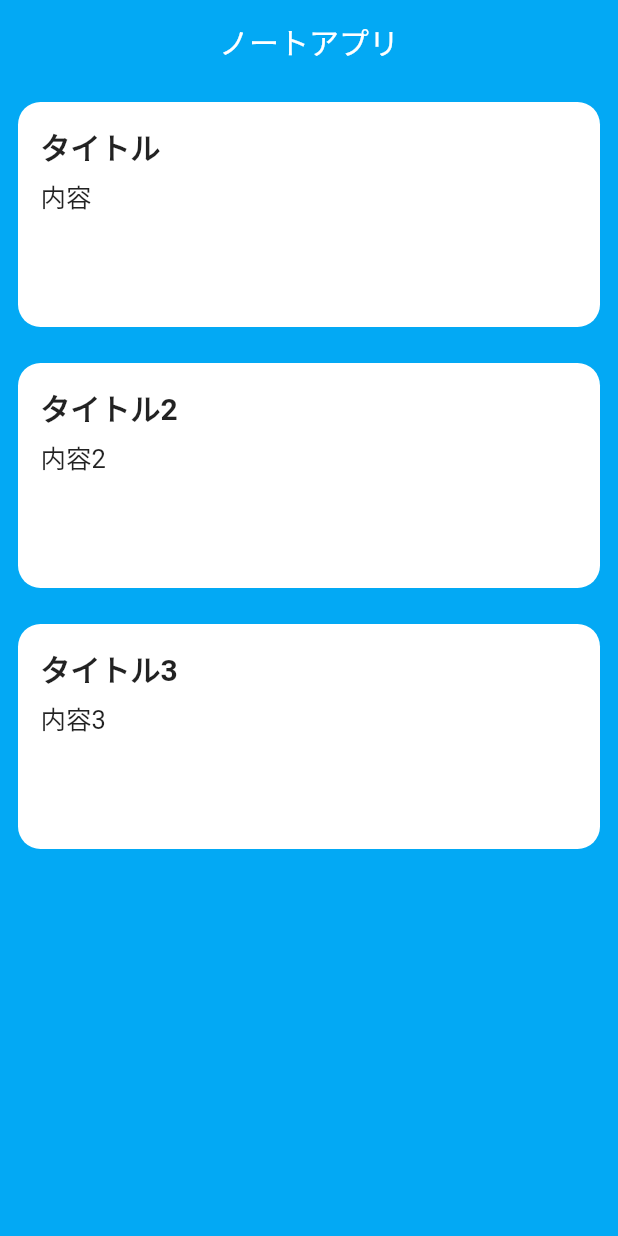
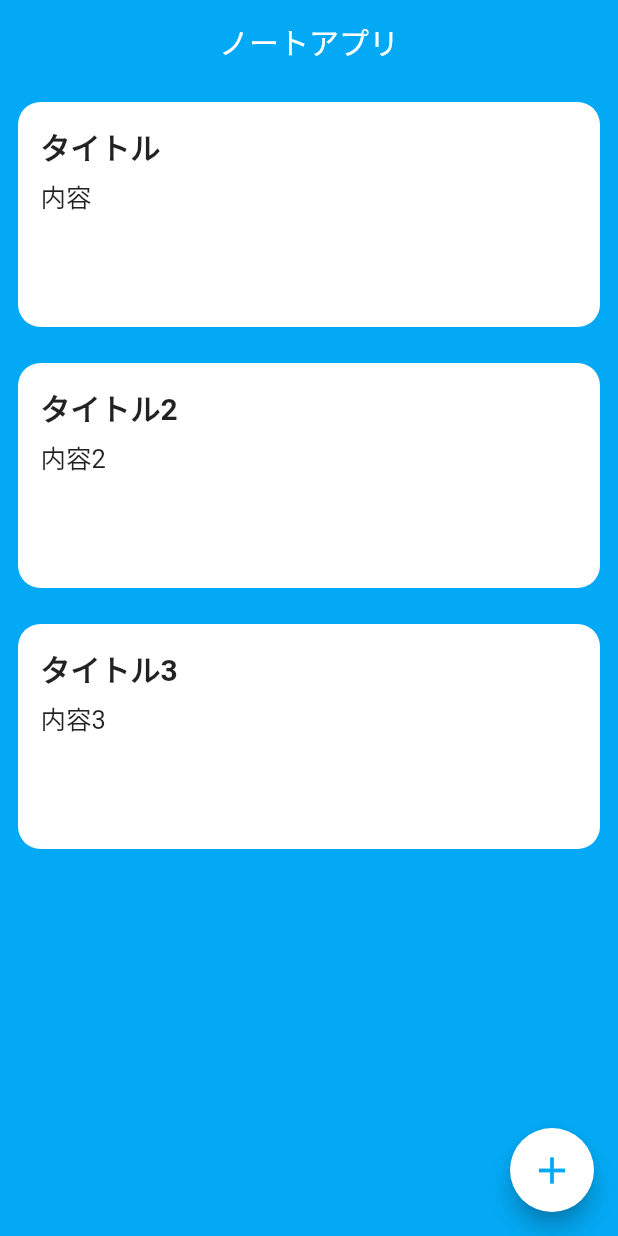
Before and after one commit to Channelsu/notes_provider, a Flutter app: the screen it shows after launch, on a phone screen of 412 x 824 dp. Run offline on Flutter 3.47's test engine with Material 2 defaults, Android fonts, the phone set to English and light mode, and no system bars.

Commit message:
FABボタン作成

```diff
--- a/lib/screens/home_screen.dart
+++ b/lib/screens/home_screen.dart
@@ -1,6 +1,7 @@
 import 'package:flutter/material.dart';
 import 'package:notesprovider/models/note.dart';
 import 'package:notesprovider/models/notes_operation.dart';
+import 'package:notesprovider/screens/add_screen.dart';
 import 'package:provider/provider.dart';
 
 class HomeScreen extends StatelessWidget {
@@ -8,6 +9,13 @@ class HomeScreen extends StatelessWidget {
   Widget build(BuildContext context) {
     return Scaffold(
       backgroundColor: Colors.lightBlue,
+      floatingActionButton: FloatingActionButton(
+        onPressed: () {
+          Navigator.push(context, MaterialPageRoute(builder: (context) => AddScreen()));
+        },
+        child: Icon(Icons.add, size: 30, color: Colors.lightBlue,),
+        backgroundColor: Colors.white,
+      ),
       appBar: AppBar(
         title: Text('ノートアプリ'),
         centerTitle: true,
```
